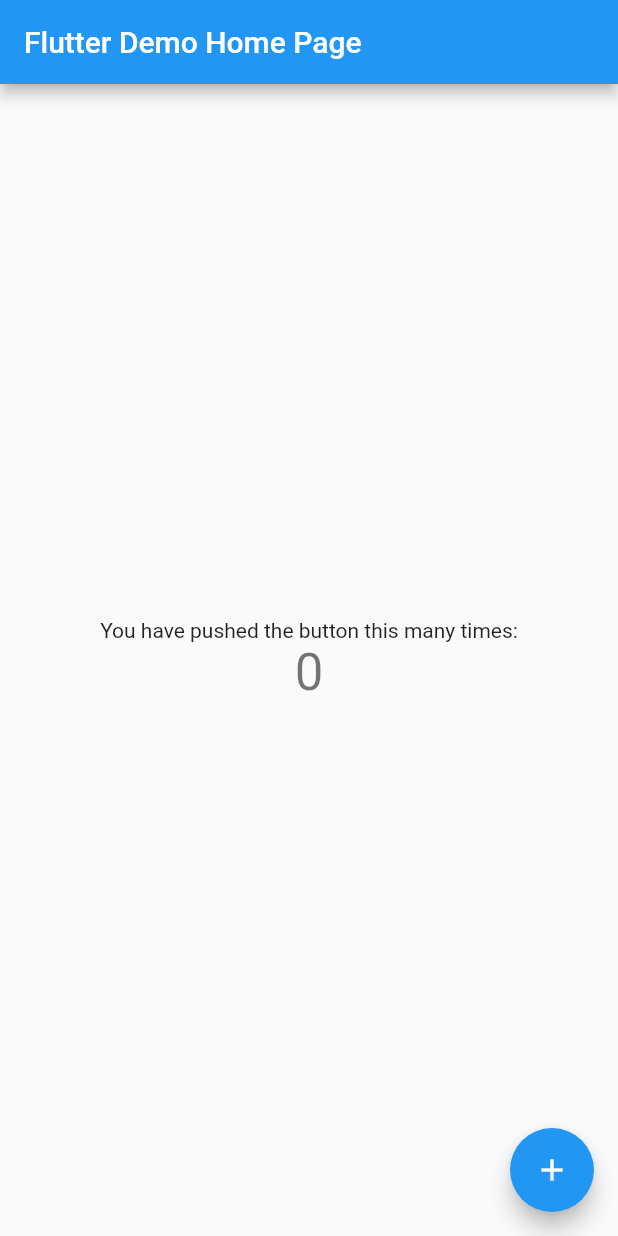
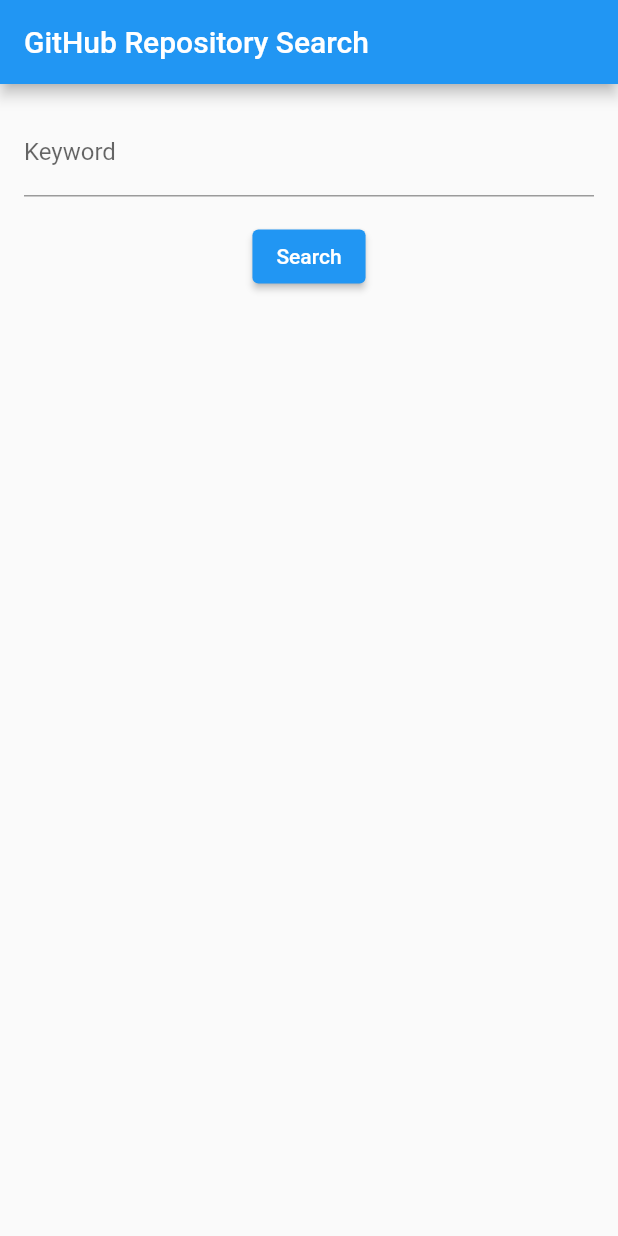
Before and after one commit to Yo-pic/gitrepo-search-app, a Flutter app: the screen it shows after launch, on a phone screen of 412 x 824 dp. Run offline on Flutter 3.47's test engine with Material 2 defaults, Android fonts, the phone set to English and light mode, and no system bars.

Commit message:
add 簡素なsearch_page_screenを作成し、きちんと動作することを確認した。

```diff
--- a/flutter_app/lib/main.dart
+++ b/flutter_app/lib/main.dart
@@ -1,116 +1,24 @@
 import 'package:flutter/material.dart';
+import 'package:provider/provider.dart';
+import 'package:flutter_app/provider/repository_search_provider.dart';
+import 'package:flutter_app/screens/search_page.dart';
 
 void main() {
-  runApp(const MyApp());
+  runApp(MyApp());
 }
 
 class MyApp extends StatelessWidget {
-  const MyApp({super.key});
-
-  // This widget is the root of your application.
   @override
   Widget build(BuildContext context) {
-    return MaterialApp(
-      title: 'Flutter Demo',
-      theme: ThemeData(
-        //ここにmain予定
-        // This is the theme of your application.
-        //
-        // Try running your application with "flutter run". You'll see the
-        // application has a blue toolbar. Then, without quitting the app, try
-        // changing the primarySwatch below to Colors.green and then invoke
-        // "hot reload" (press "r" in the console where you ran "flutter run",
-        // or simply save your changes to "hot reload" in a Flutter IDE).
-        // Notice that the counter didn't reset back to zero; the application
-        // is not restarted.
-        primarySwatch: Colors.blue,
+    return ChangeNotifierProvider(
+      create: (context) => RepositorySearchProvider(),
+      child: MaterialApp(
+        title: 'GitHub Repository Search',
+        theme: ThemeData(
+          primarySwatch: Colors.blue,
+        ),
+        home: SearchPage(),
       ),
-      home: const MyHomePage(title: 'Flutter Demo Home Page'),
     );
   }
 }
-
-class MyHomePage extends StatefulWidget {
-  const MyHomePage({super.key, required this.title});
-
-  // This widget is the home page of your application. It is stateful, meaning
-  // that it has a State object (defined below) that contains fields that affect
-  // how it looks.
-
-  // This class is the configuration for the state. It holds the values (in this
-  // case the title) provided by the parent (in this case the App widget) and
-  // used by the build method of the State. Fields in a Widget subclass are
-  // always marked "final".
-
-  final String title;
-
-  @override
-  State<MyHomePage> createState() => _MyHomePageState();
-}
-
-class _MyHomePageState extends State<MyHomePage> {
-  int _counter = 0;
-
-  void _incrementCounter() {
-    setState(() {
-      // This call to setState tells the Flutter framework that something has
-      // changed in this State, which causes it to rerun the build method below
-      // so that the display can reflect the updated values. If we changed
-      // _counter without calling setState(), then the build method would not be
-      // called again, and so nothing would appear to happen.
-      _counter++;
-    });
-  }
-
-  @override
-  Widget build(BuildContext context) {
-    // This method is rerun every time setState is called, for instance as done
-    // by the _incrementCounter method above.
-    //
-    // The Flutter framework has been optimized to make rerunning build methods
-    // fast, so that you can just rebuild anything that needs updating rather
-    // than having to individually change instances of widgets.
-    return Scaffold(
-      appBar: AppBar(
-        // Here we take the value from the MyHomePage object that was created by
-        // the App.build method, and use it to set our appbar title.
-        title: Text(widget.title),
-      ),
-      body: Center(
-        // Center is a layout widget. It takes a single child and positions it
-        // in the middle of the parent.
-        child: Column(
-          // Column is also a layout widget. It takes a list of children and
-          // arranges them vertically. By default, it sizes itself to fit its
-          // children horizontally, and tries to be as tall as its parent.
-          //
-          // Invoke "debug painting" (press "p" in the console, choose the
-          // "Toggle Debug Paint" action from the Flutter Inspector in Android
-          // Studio, or the "Toggle Debug Paint" command in Visual Studio Code)
-          // to see the wireframe for each widget.
-          //
-          // Column has various properties to control how it sizes itself and
-          // how it positions its children. Here we use mainAxisAlignment to
-          // center the children vertically; the main axis here is the vertical
-          // axis because Columns are vertical (the cross axis would be
-          // horizontal).
-          mainAxisAlignment: MainAxisAlignment.center,
-          children: <Widget>[
-            const Text(
-              'You have pushed the button this many times:',
-            ),
-            Text(
-              '$_counter',
-              style: Theme.of(context).textTheme.headlineMedium,
-            ),
-          ],
-        ),
-      ),
-      floatingActionButton: FloatingActionButton(
-        onPressed: _incrementCounter,
-        tooltip: 'Increment',
-        child: const Icon(Icons.add),
-      ), // This trailing comma makes auto-formatting nicer for build methods.
-    );
-  }
-}
--- /dev/null
+++ b/flutter_app/lib/screens/search_page.dart
@@ -0,0 +1,50 @@
+import 'package:flutter/material.dart';
+import 'package:provider/provider.dart';
+import 'package:flutter_app/provider/repository_search_provider.dart';
+
+class SearchPage extends StatelessWidget {
+  @override
+  Widget build(BuildContext context) {
+    return Scaffold(
+      appBar: AppBar(
+        title: Text('GitHub Repository Search'),
+      ),
+      body: Consumer<RepositorySearchProvider>(
+        builder: (context, searchProvider, _) {
+          return Column(
+            children: [
+              Padding(
+                padding: EdgeInsets.all(16.0),
+                child: TextField(
+                  controller: searchProvider.searchController,
+                  decoration: InputDecoration(
+                    labelText: 'Keyword',
+                  ),
+                ),
+              ),
+              ElevatedButton(
+                onPressed: () {
+                  searchProvider.searchRepositories(searchProvider.searchController.text);
+                },
+                child: Text('Search'),
+              ),
+              Expanded(
+                child: ListView.builder(
+                  itemCount: searchProvider.searchResults.length,
+                  itemBuilder: (BuildContext context, int index) {
+                    return ListTile(
+                      title: Text(searchProvider.searchResults[index].name),
+                      onTap: () {
+                       // ここに詳細ページへの遷移を記載する。
+                      },
+                    );
+                  },
+                ),
+              ),
+            ],
+          );
+        },
+      ),
+    );
+  }
+}
```
